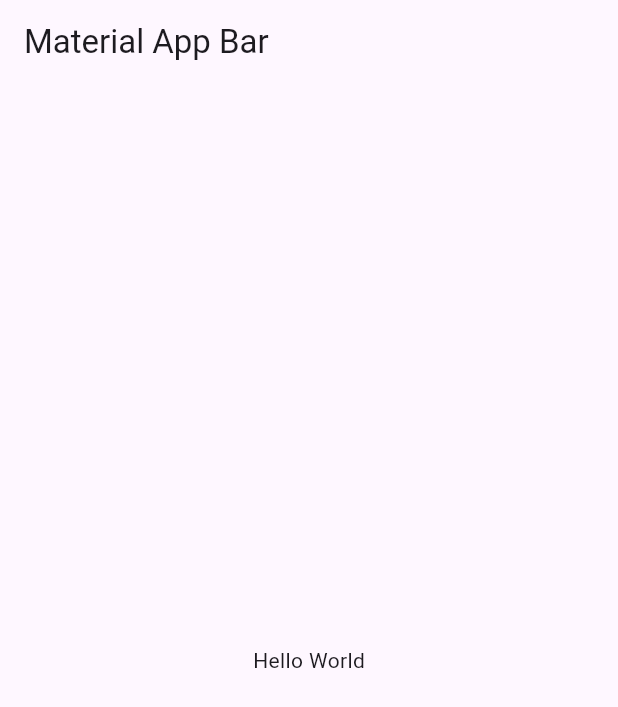
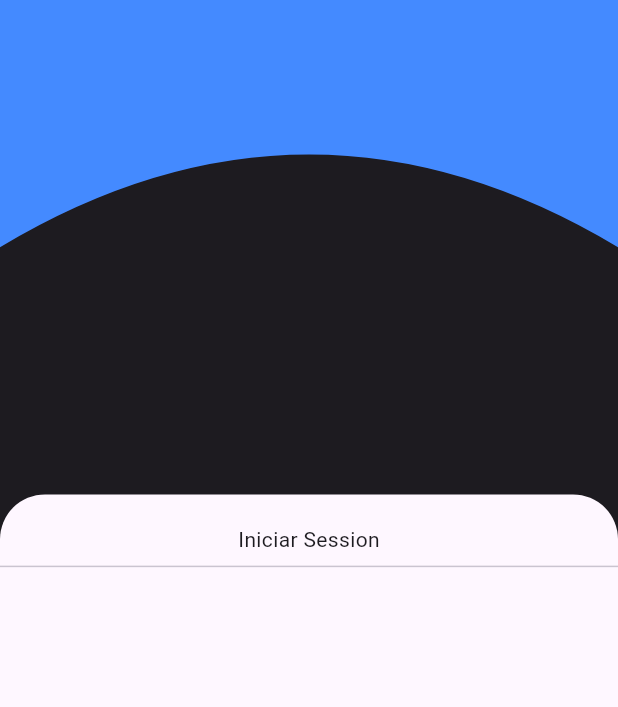
Before and after one commit to MateoLl1/ChatIAMobile, a Flutter app: the screen it shows after launch, on a phone screen of 412 x 824 dp. Shown: the top 707 px of the screen. Run offline on Flutter 3.47's test engine with Material 3 defaults, Android fonts, the phone set to English and light mode, and no system bars; our stand-ins replace flutter_riverpod, go_router.

Commit message:
Inicio LoginScreen

```diff
--- /dev/null
+++ b/lib/config/config.dart
@@ -0,0 +1,2 @@
+export './router/app_router.dart';
+export './theme/app_theme.dart';
--- /dev/null
+++ b/lib/config/router/app_router.dart
@@ -0,0 +1,21 @@
+
+
+import 'package:go_router/go_router.dart';
+import 'package:chat_ia/presentation/screens/screens.dart';
+
+final appRouter = GoRouter(
+  initialLocation: '/',
+  routes: [
+
+    GoRoute(
+      path: '/',
+      builder: (context, state) => const LoginScreen(),
+    ),
+    GoRoute(
+      path: '/register',
+      builder: (context, state) => const RegisterScreen(),
+    ),
+
+
+  ]
+);
--- /dev/null
+++ b/lib/config/theme/app_theme.dart
@@ -0,0 +1,21 @@
+
+
+import 'package:flutter/material.dart';
+
+class AppTheme {
+
+  final int selectedColor;
+  final bool darkTheme;
+
+  AppTheme({
+    required this.selectedColor,
+    required this.darkTheme
+  });
+
+
+  ThemeData getTheme() => ThemeData(
+    useMaterial3: true,
+    brightness: darkTheme ? Brightness.dark: Brightness.light
+  );
+
+}
--- a/lib/main.dart
+++ b/lib/main.dart
@@ -1,22 +1,19 @@
 import 'package:flutter/material.dart';
+import 'package:flutter_riverpod/flutter_riverpod.dart';
+import 'package:chat_ia/config/config.dart';
 
-void main() => runApp(const MyApp());
+void main() => runApp(const ProviderScope(child: MyApp()));
 
 class MyApp extends StatelessWidget {
   const MyApp({super.key});
 
   @override
   Widget build(BuildContext context) {
-    return MaterialApp(
-      title: 'Material App',
-      home: Scaffold(
-        appBar: AppBar(
-          title: const Text('Material App Bar'),
-        ),
-        body: const Center(
-          child: Text('Hello World'),
-        ),
-      ),
+    return MaterialApp.router(
+      routerConfig: appRouter,
+      debugShowCheckedModeBanner: false,
+      theme: AppTheme(selectedColor: 0, darkTheme: false).getTheme(),
+      title: 'Chat IA',
     );
   }
 }
--- /dev/null
+++ b/lib/presentation/screens/auth/login_screen.dart
@@ -0,0 +1,68 @@
+
+import 'package:flutter/material.dart';
+import 'package:chat_ia/presentation/screens/painters/painters.dart';
+
+class LoginScreen extends StatelessWidget {
+  const LoginScreen({super.key});
+
+  @override
+  Widget build(BuildContext context) {
+    final colors = Theme.of(context).colorScheme;
+    return Scaffold(
+      backgroundColor: colors.onSurface,
+      body: CustomPaint(
+        painter: LoginPainter(),
+        size: Size.infinite,
+        child: const _LoginFormView(),
+      ),
+    );
+  }
+}
+
+class _LoginFormView extends StatelessWidget {
+  const _LoginFormView();
+
+  @override
+  Widget build(BuildContext context) {
+    return const SizedBox(
+      height: double.infinity,
+      width: double.infinity,
+      child: Column(
+        children: [
+          Spacer(),
+          _FormView(),
+        ]
+      ),
+    );
+  }
+}
+
+class _FormView extends StatelessWidget {
+  const _FormView();
+
+  @override
+  Widget build(BuildContext context) {
+    final size = MediaQuery.of(context).size;
+    final colors = Theme.of(context).colorScheme;
+    return Container(
+      height: size.height*.6,
+      padding: const EdgeInsets.only(top: 20),
+      decoration: BoxDecoration(
+        color: colors.surface,
+        borderRadius: const BorderRadius.only(
+          topLeft: Radius.circular(30),
+          topRight: Radius.circular(30),
+        )
+      ),
+      child: const Column(
+        children: [
+
+          Text('Iniciar Session'),
+          Divider()
+
+
+        ],
+      ),
+    );
+  }
+}
--- /dev/null
+++ b/lib/presentation/screens/painters/painters.dart
@@ -0,0 +1 @@
+export './login_painter.dart';
--- /dev/null
+++ b/lib/presentation/screens/screens.dart
@@ -0,0 +1,2 @@
+export './auth/login_screen.dart';
+export './auth/register_screen.dart';
```
Also changed, not shown: lib/presentation/screens/auth/register_screen.dart (added, +14 -0 lines), lib/presentation/screens/painters/login_painter.dart (added, +33 -0 lines).
